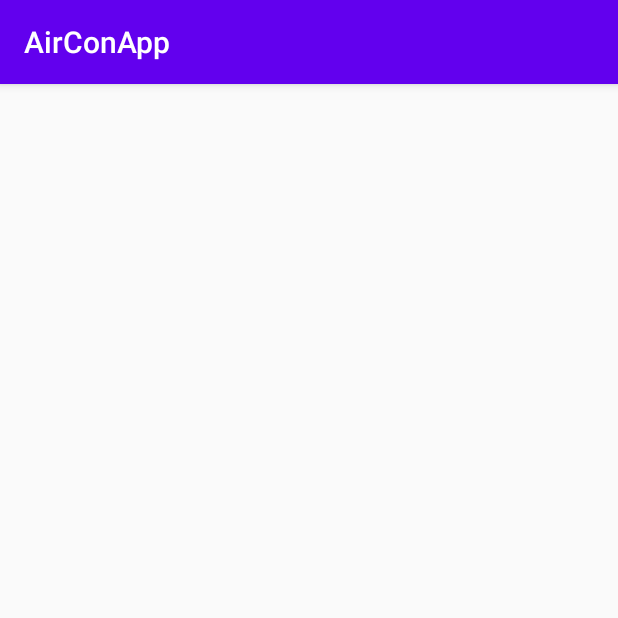
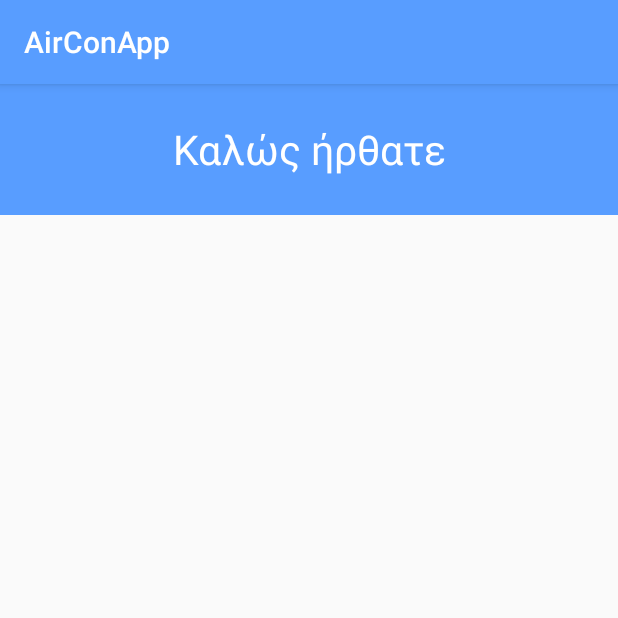
Before and after one commit to CharaGergi/AirConApp, an Android app: the screen it shows after launch (SignInActivity), on a phone screen of 412 x 824 dp, the top half of it. Run offline under Robolectric (Android 15) with nearby library versions, the phone set to English and light mode, and no system bars.

Commit message:
Made the logo for every activity.

```diff
--- a/app/src/main/res/layout/activity_signin.xml
+++ b/app/src/main/res/layout/activity_signin.xml
@@ -4,4 +4,21 @@
     xmlns:tools="http://schemas.android.com/tools"
     android:layout_width="match_parent"
     android:layout_height="match_parent"
-    tools:context=".SignInActivity"/>
+    tools:context=".SignInActivity">
+
+    <TextView
+        android:id="@+id/logo"
+        android:layout_width="412dp"
+        android:layout_height="87dp"
+        android:background="@color/colorPrimary"
+        android:ems="1000"
+        android:gravity="center"
+        android:text="@string/welcome"
+        android:textColor="#FFFFFF"
+        android:textSize="27dp"
+        app:layout_constraintEnd_toEndOf="parent"
+        app:layout_constraintHorizontal_bias="0.0"
+        app:layout_constraintStart_toStartOf="parent"
+        app:layout_constraintTop_toTopOf="parent" />
+
+</androidx.constraintlayout.widget.ConstraintLayout>
--- a/app/src/main/res/values/colors.xml
+++ b/app/src/main/res/values/colors.xml
@@ -1,6 +1,4 @@
 <?xml version="1.0" encoding="utf-8"?>
 <resources>
-    <color name="colorPrimary">#6200EE</color>
-    <color name="colorPrimaryDark">#3700B3</color>
-    <color name="colorAccent">#03DAC5</color>
+    <color name="colorPrimary">#589DFF</color>
 </resources>
--- a/app/src/main/res/values/strings.xml
+++ b/app/src/main/res/values/strings.xml
@@ -1,3 +1,8 @@
 <resources>
     <string name="app_name">AirConApp</string>
+    <string name="welcome">Καλώς ήρθατε</string>
+    <string name="airConName">AirConName</string>
+    <string name="airConDetails">Λεπτομέρειες Κλιματιστικού</string>
+    <string name="menu">Μενού</string>
+    <string name="profile">Προφίλ</string>
 </resources>
```
Also changed, not shown: app/src/main/res/layout/activity_air_con.xml (+15 -0 lines), app/src/main/res/layout/activity_air_con_details.xml (+15 -0 lines), app/src/main/res/layout/activity_menu.xml (+15 -0 lines), app/src/main/res/layout/activity_profile.xml (+15 -0 lines), app/src/main/res/layout/activity_sign_up.xml (+15 -0 lines).
